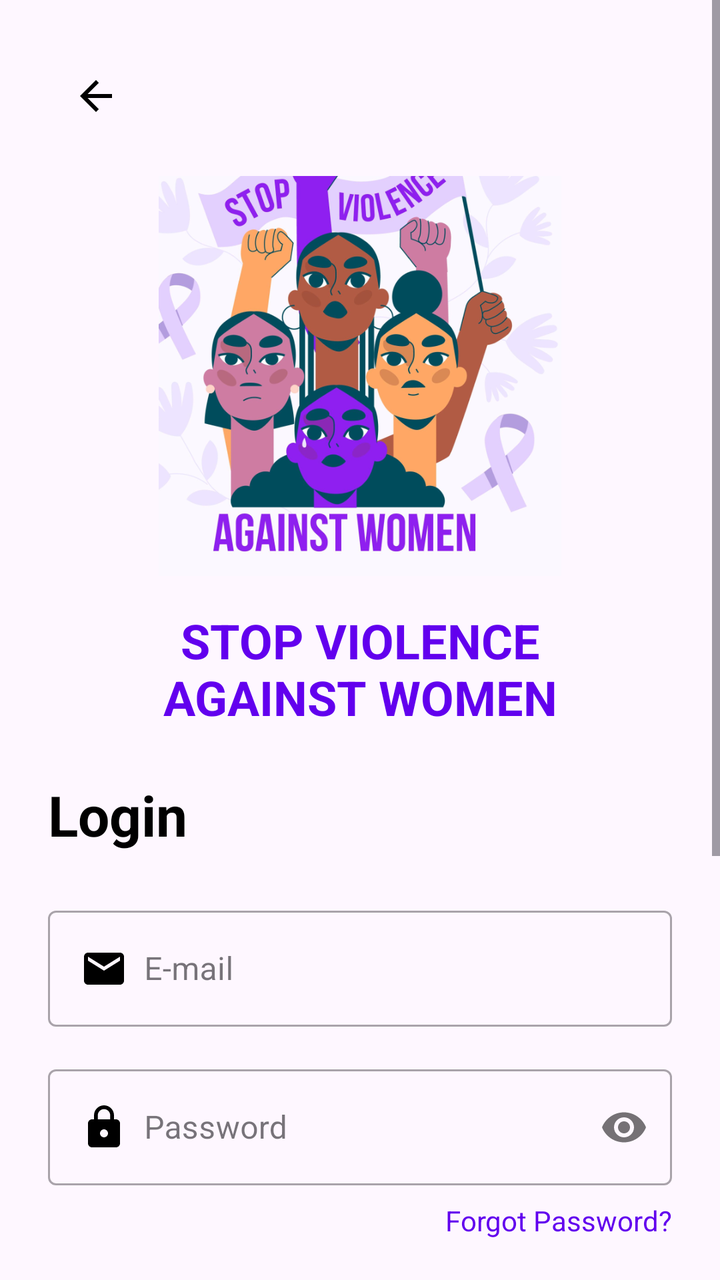
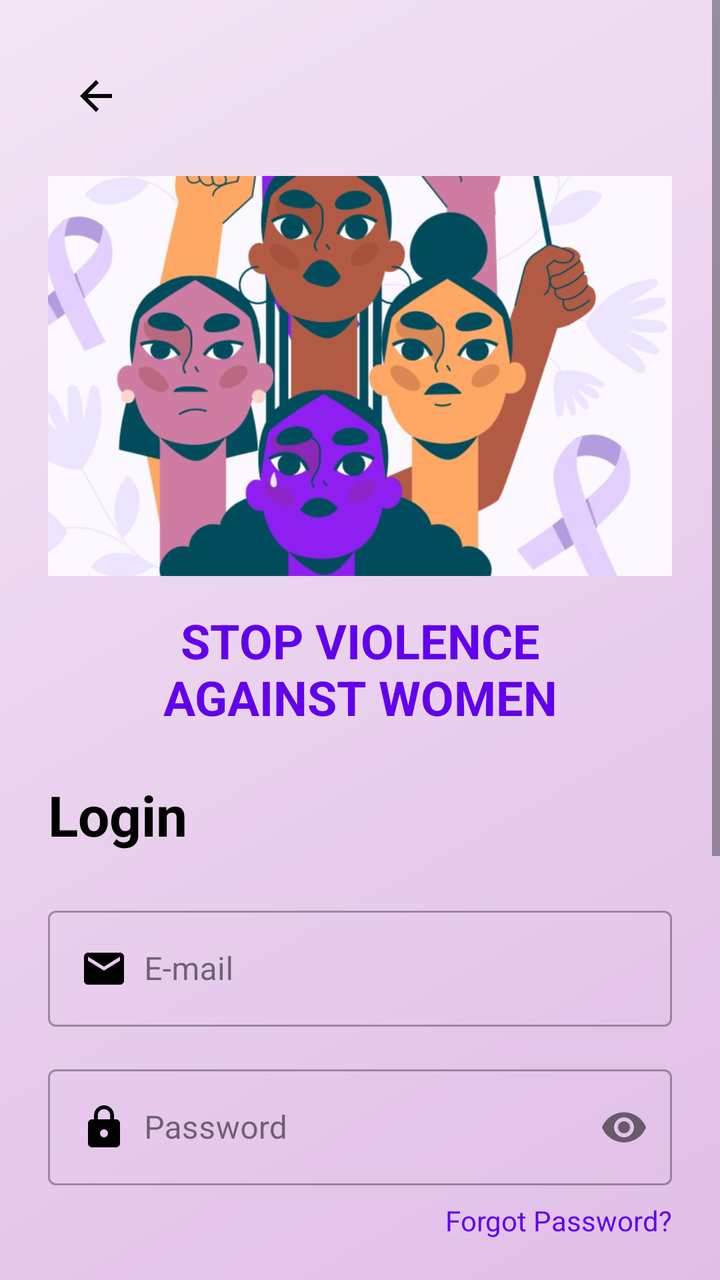

Screens rendered from an Android XML layout before and after an edit, with the pre-edit source and the edit as a unified diff.
<!-- AndroidManifest.xml: application theme Theme.SafeHer -->
<!-- res/layout/activity_login.xml -->
<?xml version="1.0" encoding="utf-8"?>
<ScrollView xmlns:android="http://schemas.android.com/apk/res/android"
    xmlns:app="http://schemas.android.com/apk/res-auto"
    android:layout_width="match_parent"
    android:layout_height="match_parent"
    android:fillViewport="true">

    <LinearLayout
        android:layout_width="match_parent"
        android:layout_height="wrap_content"
        android:orientation="vertical"
        android:padding="24dp">

        
        <ImageButton
            android:id="@+id/btnBack"
            android:layout_width="48dp"
            android:layout_height="48dp"
            android:background="?attr/selectableItemBackgroundBorderless"
            android:src="@drawable/ic_arrow_back"
            android:contentDescription="Back"/>

        
        <ImageView
            android:layout_width="match_parent"
            android:layout_height="200dp"
            android:layout_marginTop="16dp"
            android:src="@drawable/register_banner"
            android:contentDescription="Stop Violence Against Women"/>

        
        <TextView
            android:layout_width="match_parent"
            android:layout_height="wrap_content"
            android:layout_marginTop="16dp"
            android:text="STOP VIOLENCE\nAGAINST WOMEN"
            android:textAlignment="center"
            android:textSize="24sp"
            android:textStyle="bold"
            android:textColor="#6200EE"/>

        
        <TextView
            android:layout_width="match_parent"
            android:layout_height="wrap_content"
            android:layout_marginTop="24dp"
            android:text="Login"
            android:textSize="28sp"
            android:textStyle="bold"
            android:textColor="@android:color/black"/>

        
        <com.google.android.material.textfield.TextInputLayout
            android:layout_width="match_parent"
            android:layout_height="wrap_content"
            android:layout_marginTop="24dp"
            style="@style/Widget.MaterialComponents.TextInputLayout.OutlinedBox">

            <com.google.android.material.textfield.TextInputEditText
                android:id="@+id/etEmail"
                android:layout_width="match_parent"
                android:layout_height="wrap_content"
                android:hint="E-mail"
                android:inputType="textEmailAddress"
                android:drawableStart="@drawable/baseline_email_24"
                android:drawablePadding="8dp"/>
        </com.google.android.material.textfield.TextInputLayout>

        
        <com.google.android.material.textfield.TextInputLayout
            android:layout_width="match_parent"
            android:layout_height="wrap_content"
            android:layout_marginTop="16dp"
            app:passwordToggleEnabled="true"
            style="@style/Widget.MaterialComponents.TextInputLayout.OutlinedBox">

            <com.google.android.material.textfield.TextInputEditText
                android:id="@+id/etPassword"
                android:layout_width="match_parent"
                android:layout_height="wrap_content"
                android:hint="Password"
                android:inputType="textPassword"
                android:drawableStart="@drawable/baseline_lock_24"
                android:drawablePadding="8dp"/>
        </com.google.android.material.textfield.TextInputLayout>

        
        <TextView
            android:id="@+id/tvForgotPassword"
            android:layout_width="wrap_content"
            android:layout_height="wrap_content"
            android:layout_gravity="end"
            android:layout_marginTop="8dp"
            android:text="Forgot Password?"
            android:textColor="#6200EE"/>

        
        <com.google.android.material.button.MaterialButton
            android:id="@+id/btnLogin"
            android:layout_width="match_parent"
            android:layout_height="wrap_content"
            android:layout_marginTop="24dp"
            android:padding="12dp"
            android:text="Login"
            android:textAllCaps="false"
            android:backgroundTint="#6200EE"/>

        
        <com.google.android.material.button.MaterialButton
            android:id="@+id/btnGoogleSignIn"
            android:layout_width="match_parent"
            android:layout_height="wrap_content"
            android:layout_marginTop="16dp"
            android:padding="12dp"
            android:text="Sign in with Google"
            android:textAllCaps="false"
            app:icon="@drawable/baseline_login_24"
            android:backgroundTint="@android:color/white"
            android:textColor="@android:color/black"
            style="@style/Widget.MaterialComponents.Button.OutlinedButton"/>

        
        <LinearLayout
            android:layout_width="wrap_content"
            android:layout_height="wrap_content"
            android:layout_gravity="center"
            android:layout_marginTop="24dp">

            <TextView
                android:layout_width="wrap_content"
                android:layout_height="wrap_content"
                android:text="No account yet? "/>

            <TextView
                android:id="@+id/tvCreateAccount"
                android:layout_width="wrap_content"
                android:layout_height="wrap_content"
                android:text="Create one."
                android:textColor="#6200EE"/>
        </LinearLayout>

        
        <ImageView
            android:layout_width="100dp"
            android:layout_height="100dp"
            android:layout_gravity="center"
            android:layout_marginTop="24dp"
            android:src="@drawable/logo"
            android:contentDescription="SafeHer Logo"/>

    </LinearLayout>
</ScrollView>
<!-- resources referenced by this layout -->
<resources>
  <!-- drawable baseline_email_24 (drawable) -->
  <vector xmlns:android="http://schemas.android.com/apk/res/android" android:height="24dp" android:tint="#000000" android:viewportHeight="24" android:viewportWidth="24" android:width="24dp">
        
      <path android:fillColor="@android:color/white" android:pathData="M20,4L4,4c-1.1,0 -1.99,0.9 -1.99,2L2,18c0,1.1 0.9,2 2,2h16c1.1,0 2,-0.9 2,-2L22,6c0,-1.1 -0.9,-2 -2,-2zM20,8l-8,5 -8,-5L4,6l8,5 8,-5v2z"/>
      
  </vector>
  <!-- drawable baseline_lock_24 (drawable) -->
  <vector xmlns:android="http://schemas.android.com/apk/res/android" android:height="24dp" android:tint="#000000" android:viewportHeight="24" android:viewportWidth="24" android:width="24dp">
        
      <path android:fillColor="@android:color/white" android:pathData="M18,8h-1L17,6c0,-2.76 -2.24,-5 -5,-5S7,3.24 7,6v2L6,8c-1.1,0 -2,0.9 -2,2v10c0,1.1 0.9,2 2,2h12c1.1,0 2,-0.9 2,-2L20,10c0,-1.1 -0.9,-2 -2,-2zM12,17c-1.1,0 -2,-0.9 -2,-2s0.9,-2 2,-2 2,0.9 2,2 -0.9,2 -2,2zM15.1,8L8.9,8L8.9,6c0,-1.71 1.39,-3.1 3.1,-3.1 1.71,0 3.1,1.39 3.1,3.1v2z"/>
      
  </vector>
  <!-- drawable baseline_login_24 (drawable) -->
  <vector xmlns:android="http://schemas.android.com/apk/res/android" android:autoMirrored="true" android:height="24dp" android:tint="#000000" android:viewportHeight="24" android:viewportWidth="24" android:width="24dp">
        
      <path android:fillColor="@android:color/white" android:pathData="M11,7L9.6,8.4l2.6,2.6H2v2h10.2l-2.6,2.6L11,17l5,-5L11,7zM20,19h-8v2h8c1.1,0 2,-0.9 2,-2V5c0,-1.1 -0.9,-2 -2,-2h-8v2h8V19z"/>
      
  </vector>
  <!-- drawable ic_arrow_back (drawable) -->
  <vector xmlns:android="http://schemas.android.com/apk/res/android" android:autoMirrored="true" android:height="24dp" android:tint="#000000" android:viewportHeight="24" android:viewportWidth="24" android:width="24dp">
        
      <path android:fillColor="@android:color/white" android:pathData="M20,11H7.83l5.59,-5.59L12,4l-8,8 8,8 1.41,-1.41L7.83,13H20v-2z"/>
      
  </vector>
  <!-- drawable logo: png bitmap (drawable, 4396 bytes) -->
  <!-- drawable register_banner: png bitmap (drawable, 375065 bytes) -->
  <style name="Theme.SafeHer" parent="Base.Theme.SafeHer" />
  <style name="Base.Theme.SafeHer" parent="Theme.Material3.DayNight.NoActionBar">
          
          
          <item name="colorPrimary">@color/purple</item>
          <item name="colorPrimaryVariant">@color/purple</item>
          <item name="colorOnPrimary">@color/white</item>
      </style>
  <color name="purple">#B247F3</color>
  <color name="white">#FFFFFF</color>
</resources>

<!-- the commit's change to res/layout/activity_login.xml (unified diff, before → after) -->
@@ -3,6 +3,7 @@
     xmlns:app="http://schemas.android.com/apk/res-auto"
     android:layout_width="match_parent"
     android:layout_height="match_parent"
+    android:background="@drawable/gradient_background"
     android:fillViewport="true">
 
     <LinearLayout
@@ -22,6 +23,7 @@
 
         
         <ImageView
+            android:scaleType="centerCrop"
             android:layout_width="match_parent"
             android:layout_height="200dp"
             android:layout_marginTop="16dp"
<!-- resource entries referenced after the edit -->
@@ -18,6 +18,15 @@
       <path android:fillColor="@android:color/white" android:pathData="M11,7L9.6,8.4l2.6,2.6H2v2h10.2l-2.6,2.6L11,17l5,-5L11,7zM20,19h-8v2h8c1.1,0 2,-0.9 2,-2V5c0,-1.1 -0.9,-2 -2,-2h-8v2h8V19z"/>
       
   </vector>
+  <!-- drawable gradient_background (drawable) -->
+  <?xml version="1.0" encoding="utf-8"?>
+  <shape xmlns:android="http://schemas.android.com/apk/res/android">
+      <gradient
+          android:angle="135"
+          android:endColor="#F3E5F5"
+          android:startColor="#E1BEE7"
+          android:type="linear" />
+  </shape>
   <!-- drawable ic_arrow_back (drawable) -->
   <vector xmlns:android="http://schemas.android.com/apk/res/android" android:autoMirrored="true" android:height="24dp" android:tint="#000000" android:viewportHeight="24" android:viewportWidth="24" android:width="24dp">
         
